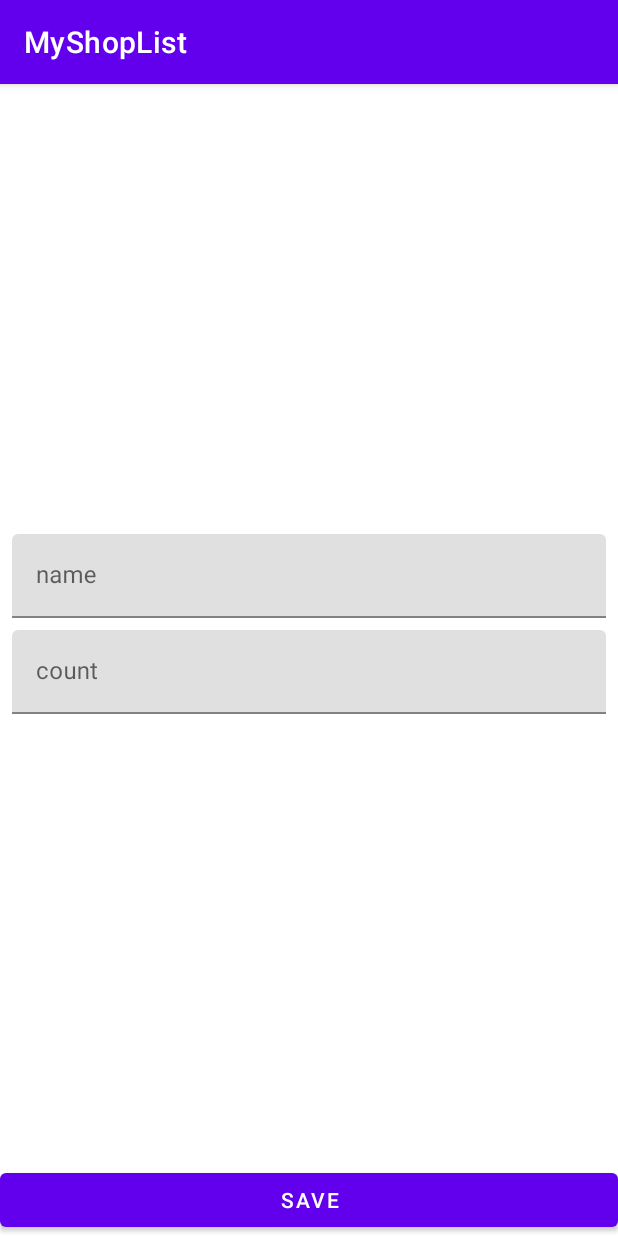
After one commit to auelbai/MyShopList, an Android app: the fragment ShopItemFragment placed in its activity, on a phone screen of 412 x 824 dp. The commit adds this screen. Run offline under Robolectric (Android 15) with nearby library versions, the phone set to English and light mode, and no system bars; 6 statements that could not run were skipped.

Commit message:
добавили ShopItemFragment и landscape версию

```diff
--- a/app/src/main/java/com/example/myshoplist/presentation/MainViewModel.kt
+++ b/app/src/main/java/com/example/myshoplist/presentation/MainViewModel.kt
@@ -1,6 +1,5 @@
 package com.example.myshoplist.presentation
 
-import androidx.lifecycle.MutableLiveData
 import androidx.lifecycle.ViewModel
 import com.example.myshoplist.data.ShopListRepositoryImpl
 import com.example.myshoplist.domain.*
--- /dev/null
+++ b/app/src/main/java/com/example/myshoplist/presentation/ShopItemFragment.kt
@@ -0,0 +1,184 @@
+package com.example.myshoplist.presentation
+
+import android.os.Bundle
+import android.text.Editable
+import android.text.TextWatcher
+import android.view.LayoutInflater
+import android.view.View
+import android.view.ViewGroup
+import android.widget.Button
+import android.widget.EditText
+import androidx.fragment.app.Fragment
+import androidx.lifecycle.ViewModelProvider
+import com.example.myshoplist.R
+import com.example.myshoplist.domain.ShopItem
+import com.google.android.material.textfield.TextInputLayout
+import java.lang.RuntimeException
+
+class ShopItemFragment : Fragment() {
+
+    private lateinit var nameTIL: TextInputLayout
+    private lateinit var nameET: EditText
+    private lateinit var countTIL: TextInputLayout
+    private lateinit var countET: EditText
+    private lateinit var saveButton: Button
+
+    private lateinit var viewModel: ShopItemViewModel
+
+    private var screenMode = UNKNOWN_MODE
+    private var shopItemId = ShopItem.UNDEFINED_ID
+
+
+    override fun onCreateView(
+        inflater: LayoutInflater,
+        container: ViewGroup?,
+        savedInstanceState: Bundle?
+    ): View? {
+        return inflater.inflate(R.layout.fragment_shop_item, container, false)
+    }
+
+    override fun onViewCreated(view: View, savedInstanceState: Bundle?) {
+        super.onViewCreated(view, savedInstanceState)
+
+        parseParams()
+        viewModel = ViewModelProvider(this)[ShopItemViewModel::class.java]
+        initViews(view)
+        addTextChangeListener()
+        launchRightScreenMode()
+        viewModelsObservers()
+    }
+
+
+    private fun viewModelsObservers() {
+        viewModel.errorInputCount.observe(viewLifecycleOwner) {
+            val message = if (it) {
+                getString(R.string.countTILError)
+            } else {
+                null
+            }
+            countTIL.error = message
+        }
+
+        viewModel.errorInputName.observe(viewLifecycleOwner) {
+            val message = if (it) {
+                getString(R.string.nameTILError)
+            } else {
+                null
+            }
+            nameTIL.error = message
+        }
+
+        viewModel.shouldCloseScreen.observe(viewLifecycleOwner) {
+            activity?.onBackPressed()
+        }
+    }
+
+    private fun addTextChangeListener() {
+        nameET.addTextChangedListener(object : TextWatcher {
+            override fun beforeTextChanged(s: CharSequence?, start: Int, count: Int, after: Int) {
+            }
+
+            override fun onTextChanged(s: CharSequence?, start: Int, before: Int, count: Int) {
+                viewModel.resetErrorInputName()
+            }
+
+            override fun afterTextChanged(s: Editable?) {
+            }
+        })
+
+        countET.addTextChangedListener(object : TextWatcher {
+            override fun beforeTextChanged(s: CharSequence?, start: Int, count: Int, after: Int) {
+            }
+
+            override fun onTextChanged(s: CharSequence?, start: Int, before: Int, count: Int) {
+                viewModel.resetErrorInputCount()
+            }
+
+            override fun afterTextChanged(s: Editable?) {
+            }
+        })
+    }
+
+    private fun launchRightScreenMode() {
+        when (screenMode) {
+            MODE_ADD -> launchAddScreenMode()
+            MODE_EDIT -> launchEditScreenMode()
+        }
+    }
+
+    private fun launchAddScreenMode() {
+        saveButton.setOnClickListener {
+            val name = nameET.text?.toString()
+            val count = countET.text?.toString()
+            viewModel.addShopItem(name, count)
+        }
+    }
+
+    private fun launchEditScreenMode() {
+        viewModel.getShopItem(shopItemId)
+        viewModel.shopItem.observe(viewLifecycleOwner) {
+            nameET.setText(it.name)
+            countET.setText(it.count.toString())
+        }
+
+        saveButton.setOnClickListener {
+            val name = nameET.text?.toString()
+            val count = countET.text?.toString()
+            viewModel.editShopItem(name, count)
+        }
+
+    }
+
+    private fun initViews(view: View) {
+        nameTIL = view.findViewById(R.id.til_name)
+        nameET = view.findViewById(R.id.et_name)
+        countTIL = view.findViewById(R.id.til_count)
+        countET = view.findViewById(R.id.et_count)
+        saveButton = view.findViewById(R.id.save_button)
+    }
+
+    private fun parseParams() {
+        val args = requireArguments()
+        if (!args.containsKey(SCREEN_MODE)) {
+            throw RuntimeException("intent has not EXTRA_MODE")
+        }
+        val mode = args.getString(SCREEN_MODE)
+        if (mode != MODE_ADD && mode != MODE_EDIT) {
+            throw RuntimeException("intent has UNKNOWN EXTRA_MODE $mode")
+        }
+        screenMode = mode.toString()
+        if (mode == MODE_EDIT) {
+            if (!args.containsKey(SHOP_ITEM_ID)) {
+                throw RuntimeException("intent has not EXTRA_SHOP_ITEM_ID")
+            }
+            shopItemId = args.getInt(SHOP_ITEM_ID, ShopItem.UNDEFINED_ID)
+        }
+    }
+
+    companion object {
+        private const val SCREEN_MODE = "extra_mode"
+        private const val MODE_ADD = "add_mode"
+        private const val MODE_EDIT = "edit_mode"
+        private const val SHOP_ITEM_ID = "shop_item_id"
+
+        private const val UNKNOWN_MODE = ""
+
+        fun newInstanceAddMode(): ShopItemFragment {
+            return ShopItemFragment().apply {
+                arguments = Bundle().apply {
+                    putString(SCREEN_MODE, MODE_ADD)
+                }
+            }
+
+        }
+
+        fun newInstanceEditMode(shopItemId: Int): ShopItemFragment {
+            return ShopItemFragment().apply {
+                arguments = Bundle().apply {
+                    putString(SCREEN_MODE, MODE_EDIT)
+                    putInt(SHOP_ITEM_ID, shopItemId)
+                }
+            }
+        }
+    }
+}
--- a/app/src/main/res/layout/activity_shop_item.xml
+++ b/app/src/main/res/layout/activity_shop_item.xml
@@ -1,58 +1,10 @@
 <?xml version="1.0" encoding="utf-8"?>
-<androidx.constraintlayout.widget.ConstraintLayout xmlns:android="http://schemas.android.com/apk/res/android"
+<androidx.fragment.app.FragmentContainerView
+    xmlns:android="http://schemas.android.com/apk/res/android"
     xmlns:app="http://schemas.android.com/apk/res-auto"
     xmlns:tools="http://schemas.android.com/tools"
+    android:id="@+id/fragment_container_view"
     android:layout_width="match_parent"
     android:layout_height="match_parent"
-    tools:context=".presentation.ShopItemActivity">
-
-    <com.google.android.material.textfield.TextInputLayout
-        android:id="@+id/til_name"
-        android:layout_width="0dp"
-        android:layout_height="wrap_content"
-        android:layout_marginStart="8dp"
-        android:layout_marginEnd="8dp"
-        android:layout_marginBottom="4dp"
-        app:layout_constraintBottom_toTopOf="@id/til_count"
-        app:layout_constraintEnd_toEndOf="parent"
-        app:layout_constraintStart_toStartOf="parent"
-        app:layout_constraintTop_toTopOf="parent"
-        app:layout_constraintVertical_chainStyle="packed">
-
-        <com.google.android.material.textfield.TextInputEditText
-            android:id="@+id/et_name"
-            android:layout_width="match_parent"
-            android:layout_height="wrap_content"
-            android:hint="name"
-            android:inputType="textCapWords" />
-    </com.google.android.material.textfield.TextInputLayout>
-
-    <com.google.android.material.textfield.TextInputLayout
-        android:id="@+id/til_count"
-        android:layout_width="0dp"
-        android:layout_height="wrap_content"
-        android:layout_marginStart="8dp"
-        android:layout_marginTop="4dp"
-        android:layout_marginEnd="8dp"
-        app:layout_constraintBottom_toTopOf="@+id/save_button"
-        app:layout_constraintEnd_toEndOf="parent"
-        app:layout_constraintStart_toStartOf="parent"
-        app:layout_constraintTop_toBottomOf="@+id/til_name">
-
-        <com.google.android.material.textfield.TextInputEditText
-            android:id="@+id/et_count"
-            android:layout_width="match_parent"
-            android:layout_height="wrap_content"
-            android:hint="count"
-            android:inputType="number" />
-    </com.google.android.material.textfield.TextInputLayout>
-
-    <Button
-        android:id="@+id/save_button"
-        android:layout_width="0dp"
-        android:layout_height="wrap_content"
-        android:text="save"
-        app:layout_constraintBottom_toBottomOf="parent"
-        app:layout_constraintEnd_toEndOf="parent"
-        app:layout_constraintStart_toStartOf="parent" />
-</androidx.constraintlayout.widget.ConstraintLayout>
+    tools:context=".presentation.ShopItemActivity"
+    />
--- /dev/null
+++ b/app/src/main/res/layout/fragment_shop_item.xml
@@ -0,0 +1,59 @@
+<?xml version="1.0" encoding="utf-8"?>
+<androidx.constraintlayout.widget.ConstraintLayout
+    xmlns:android="http://schemas.android.com/apk/res/android"
+    xmlns:app="http://schemas.android.com/apk/res-auto"
+    xmlns:tools="http://schemas.android.com/tools"
+    android:layout_width="match_parent"
+    android:layout_height="match_parent"
+    tools:context=".presentation.ShopItemFragment">
+
+    <com.google.android.material.textfield.TextInputLayout
+        android:id="@+id/til_name"
+        android:layout_width="0dp"
+        android:layout_height="wrap_content"
+        android:layout_marginStart="8dp"
+        android:layout_marginEnd="8dp"
+        android:layout_marginBottom="4dp"
+        app:layout_constraintBottom_toTopOf="@id/til_count"
+        app:layout_constraintEnd_toEndOf="parent"
+        app:layout_constraintStart_toStartOf="parent"
+        app:layout_constraintTop_toTopOf="parent"
+        app:layout_constraintVertical_chainStyle="packed">
+
+        <com.google.android.material.textfield.TextInputEditText
+            android:id="@+id/et_name"
+            android:layout_width="match_parent"
+            android:layout_height="wrap_content"
+            android:hint="name"
+            android:inputType="textCapWords" />
+    </com.google.android.material.textfield.TextInputLayout>
+
+    <com.google.android.material.textfield.TextInputLayout
+        android:id="@+id/til_count"
+        android:layout_width="0dp"
+        android:layout_height="wrap_content"
+        android:layout_marginStart="8dp"
+        android:layout_marginTop="4dp"
+        android:layout_marginEnd="8dp"
+        app:layout_constraintBottom_toTopOf="@+id/save_button"
+        app:layout_constraintEnd_toEndOf="parent"
+        app:layout_constraintStart_toStartOf="parent"
+        app:layout_constraintTop_toBottomOf="@+id/til_name">
+
+        <com.google.android.material.textfield.TextInputEditText
+            android:id="@+id/et_count"
+            android:layout_width="match_parent"
+            android:layout_height="wrap_content"
+            android:hint="count"
+            android:inputType="number" />
+    </com.google.android.material.textfield.TextInputLayout>
+
+    <Button
+        android:id="@+id/save_button"
+        android:layout_width="0dp"
+        android:layout_height="wrap_content"
+        android:text="save"
+        app:layout_constraintBottom_toBottomOf="parent"
+        app:layout_constraintEnd_toEndOf="parent"
+        app:layout_constraintStart_toStartOf="parent" />
+</androidx.constraintlayout.widget.ConstraintLayout>
```
Also changed, not shown: app/src/main/java/com/example/myshoplist/presentation/MainActivity.kt (+27 -4 lines), app/src/main/java/com/example/myshoplist/presentation/ShopItemActivity.kt (+102 -97 lines), app/src/main/res/layout-land/activity_main.xml (added, +50 -0 lines).
